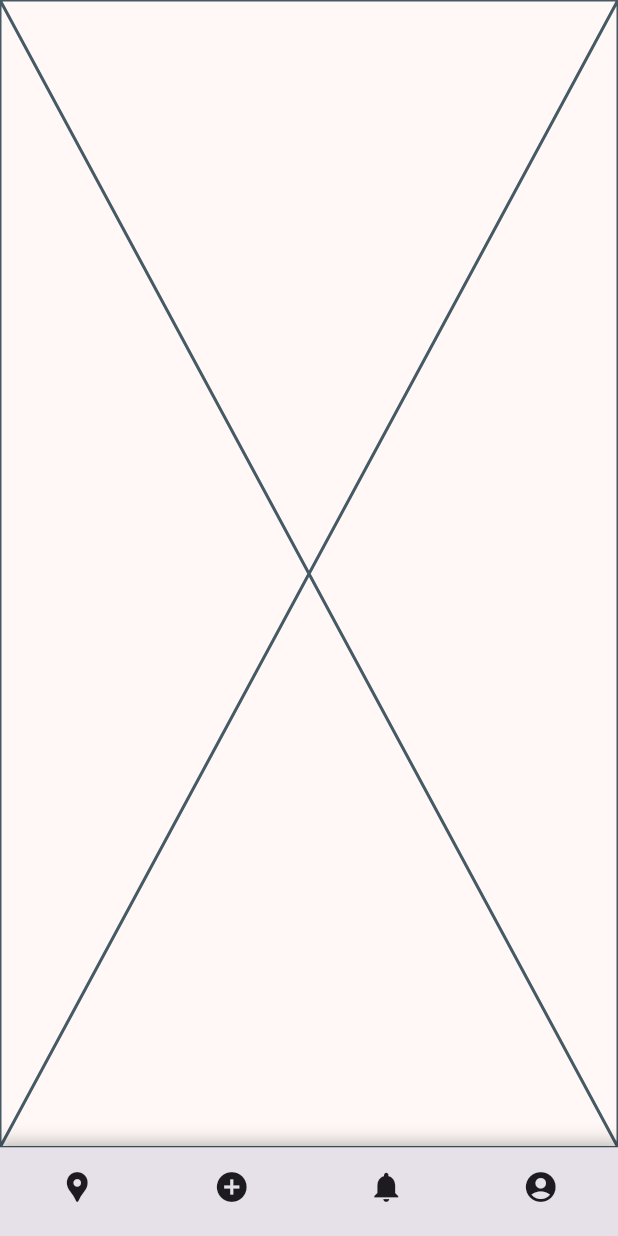
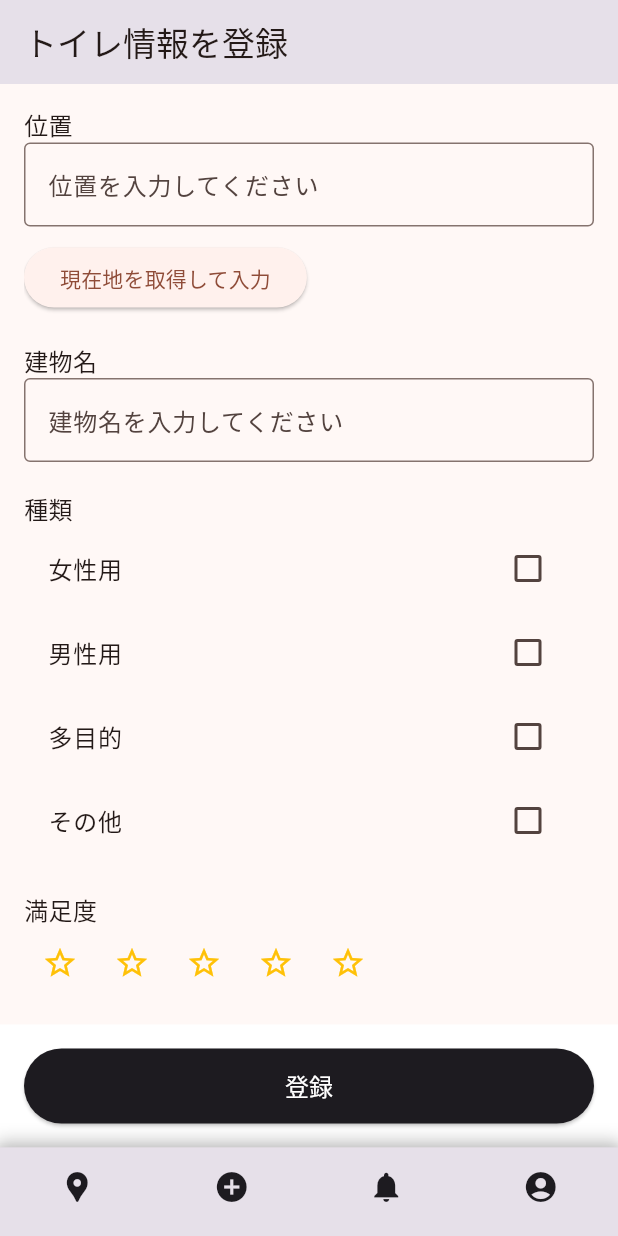
Before and after one commit to TIshow/setchin, a Flutter app: the screen it shows after launch, item 2 of the bottom bar chosen, on a phone screen of 412 x 824 dp. Run offline on Flutter 3.47's test engine with Material 3 defaults, Android fonts, the phone set to English and light mode, and no system bars; our stand-ins replace firebase_auth, firebase_core, flutter_dotenv, google_maps_flutter; accounts and stored records are empty.

Commit message:
【簡易】トイレ登録画面

```diff
--- /dev/null
+++ b/lib/screens/register_toilet_page.dart
@@ -0,0 +1,180 @@
+import 'package:flutter/material.dart';
+
+class RegisterToiletPage extends StatefulWidget {
+  const RegisterToiletPage({super.key});
+
+  @override
+  State<RegisterToiletPage> createState() => _RegisterToiletPageState();
+}
+
+class _RegisterToiletPageState extends State<RegisterToiletPage> {
+  final TextEditingController _locationController = TextEditingController();
+  final TextEditingController _buildingNameController = TextEditingController();
+
+  // 種類のチェックボックス管理
+  bool _female = false;
+  bool _male = false;
+  bool _multipurpose = false;
+  bool _other = false;
+
+  // 設備のチェックボックス管理
+  bool _washlet = false;
+  bool _ostomate = false;
+  bool _diaperChange = false;
+  bool _babyChair = false;
+  bool _wheelchair = false;
+
+  // 星の満足度管理
+  int _rating = 0;
+
+  void _updateRating(int value) {
+    setState(() {
+      _rating = value;
+    });
+  }
+
+  void _submitForm() {
+    // 登録処理をここに実装
+    print('位置: ${_locationController.text}');
+    print('建物名: ${_buildingNameController.text}');
+    print('種類: 女性用: $_female, 男性用: $_male, 多目的: $_multipurpose, その他: $_other');
+    print('満足度: $_rating');
+    print(
+        '設備: ウォッシュレット: $_washlet, オストメイト: $_ostomate, おむつ替えシート: $_diaperChange, ベビーチェア: $_babyChair, 車いす用手すり: $_wheelchair');
+  }
+
+  @override
+  Widget build(BuildContext context) {
+    return Scaffold(
+      appBar: AppBar(
+        title: const Text('トイレ情報を登録'),
+        backgroundColor: const Color(0xFFE6E0E9),
+      ),
+      body: Stack(
+        children: [
+          Padding(
+            padding: const EdgeInsets.all(16.0),
+            child: SingleChildScrollView(
+              child: Column(
+                crossAxisAlignment: CrossAxisAlignment.start,
+                children: [
+                  const Text('位置', style: TextStyle(fontSize: 16.0)),
+                  TextField(
+                    controller: _locationController,
+                    decoration: const InputDecoration(
+                      hintText: '位置を入力してください',
+                      border: OutlineInputBorder(),
+                    ),
+                  ),
+                  const SizedBox(height: 10),
+                  ElevatedButton(
+                    onPressed: () {
+                      _locationController.text = '現在地を入力';
+                    },
+                    child: const Text('現在地を取得して入力'),
+                  ),
+                  const SizedBox(height: 20),
+
+                  const Text('建物名', style: TextStyle(fontSize: 16.0)),
+                  TextField(
+                    controller: _buildingNameController,
+                    decoration: const InputDecoration(
+                      hintText: '建物名を入力してください',
+                      border: OutlineInputBorder(),
+                    ),
+                  ),
+                  const SizedBox(height: 20),
+
+                  const Text('種類', style: TextStyle(fontSize: 16.0)),
+                  CheckboxListTile(
+                    title: const Text('女性用'),
+                    value: _female,
+                    onChanged: (value) => setState(() => _female = value!),
+                  ),
+                  CheckboxListTile(
+                    title: const Text('男性用'),
+                    value: _male,
+                    onChanged: (value) => setState(() => _male = value!),
+                  ),
+                  CheckboxListTile(
+                    title: const Text('多目的'),
+                    value: _multipurpose,
+                    onChanged: (value) =>
+                        setState(() => _multipurpose = value!),
+                  ),
+                  CheckboxListTile(
+                    title: const Text('その他'),
+                    value: _other,
+                    onChanged: (value) => setState(() => _other = value!),
+                  ),
+                  const SizedBox(height: 20),
+
+                  const Text('満足度', style: TextStyle(fontSize: 16.0)),
+                  Row(
+                    children: List.generate(5, (index) {
+                      return IconButton(
+                        onPressed: () => _updateRating(index + 1),
+                        icon: Icon(
+                          index < _rating ? Icons.star : Icons.star_border,
+                          color: Colors.amber,
+                        ),
+                      );
+                    }),
+                  ),
+                  const SizedBox(height: 20),
+
+                  const Text('設備', style: TextStyle(fontSize: 16.0)),
+                  CheckboxListTile(
+                    title: const Text('ウォッシュレット'),
+                    value: _washlet,
+                    onChanged: (value) => setState(() => _washlet = value!),
+                  ),
+                  CheckboxListTile(
+                    title: const Text('オストメイト'),
+                    value: _ostomate,
+                    onChanged: (value) => setState(() => _ostomate = value!),
+                  ),
+                  CheckboxListTile(
+                    title: const Text('おむつ替えシート'),
+                    value: _diaperChange,
+                    onChanged: (value) =>
+                        setState(() => _diaperChange = value!),
+                  ),
+                  CheckboxListTile(
+                    title: const Text('ベビーチェア'),
+                    value: _babyChair,
+                    onChanged: (value) => setState(() => _babyChair = value!),
+                  ),
+                  CheckboxListTile(
+                    title: const Text('車いす用手すり'),
+                    value: _wheelchair,
+                    onChanged: (value) => setState(() => _wheelchair = value!),
+                  ),
+                  const SizedBox(height: 80), // ボタンとの間隔
+                ],
+              ),
+            ),
+          ),
+          Align(
+            alignment: Alignment.bottomCenter,
+            child: Container(
+              color: Colors.white,
+              padding: const EdgeInsets.all(16.0),
+              child: ElevatedButton(
+                onPressed: _submitForm,
+                style: ElevatedButton.styleFrom(
+                  backgroundColor: const Color(0xFF1D1B20),
+                  minimumSize: const Size(double.infinity, 50),
+                ),
+                child: const Text(
+                  '登録',
+                  style: TextStyle(fontSize: 16.0, color: Colors.white),
+                ),
+              ),
+            ),
+          ),
+        ],
+      ),
+    );
+  }
+}
--- a/lib/widgets/bottom_nav_layout.dart
+++ b/lib/widgets/bottom_nav_layout.dart
@@ -1,5 +1,6 @@
 import 'package:flutter/material.dart';
 import '../screens/home_page.dart';
+import '../screens/register_toilet_page.dart';
 import '../screens/profile_page.dart';
 
 class BottomNavLayout extends StatefulWidget {
@@ -14,8 +15,8 @@ class BottomNavLayout extends StatefulWidget {
 class _BottomNavLayoutState extends State<BottomNavLayout> {
   final List<Widget> _pages = [
     const HomePage(),
-    const Placeholder(), // 後ほど追加されるページ
-    const Placeholder(), // 後ほど追加されるページ
+    const RegisterToiletPage(),
+    const Placeholder(), // 後ほど追加するページ
     const ProfilePage(),
   ];
 
```
